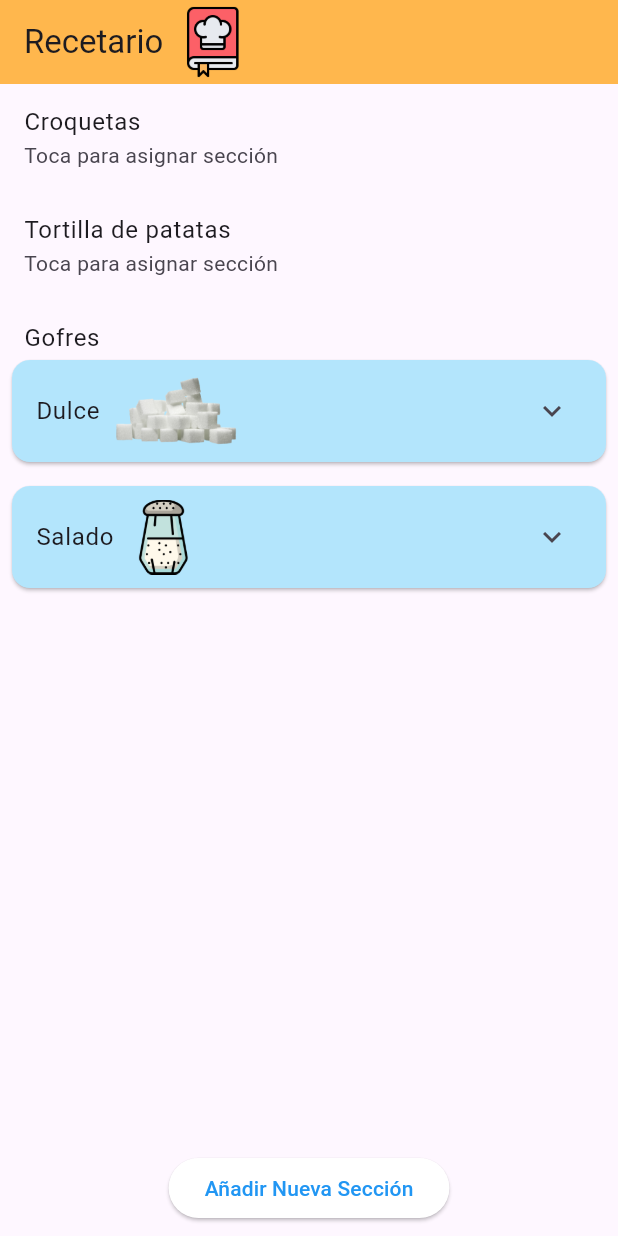
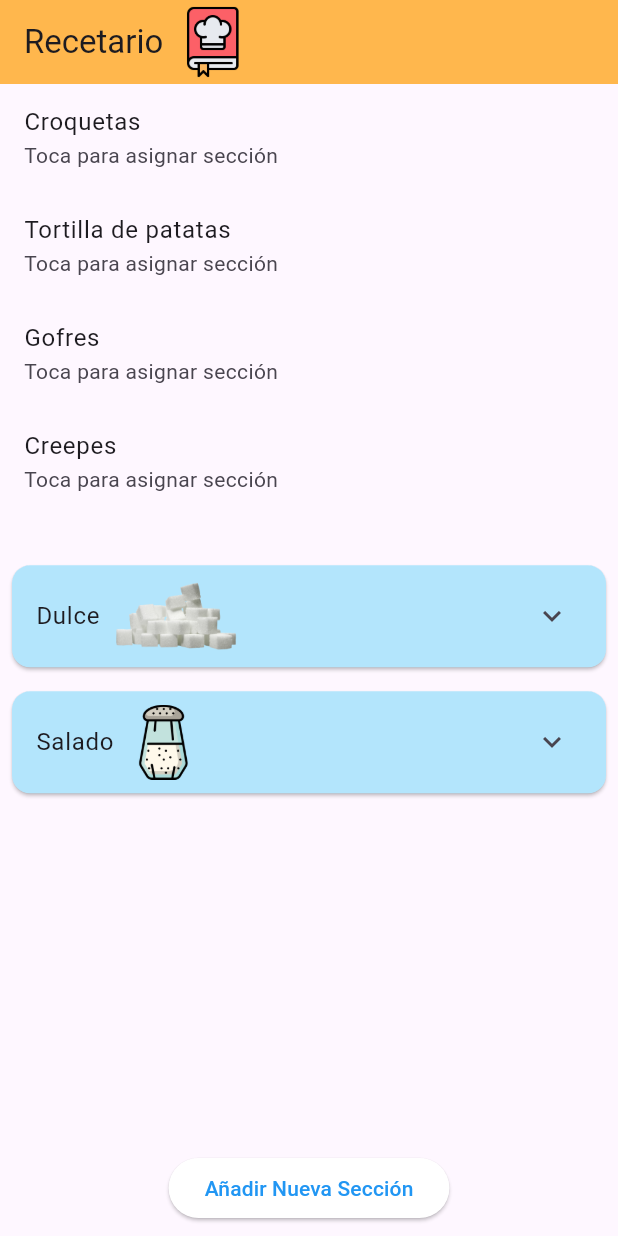
Before and after one commit to lorenax55/DS-pracs, a Flutter app: the screen it shows after launch, on a phone screen of 412 x 824 dp. Run offline on Flutter 3.47's test engine with Material 3 defaults, Android fonts, the light colour scheme and no system bars; generated files the repository leaves out were written again.

Commit message:
mejorada la visualización

```diff
--- a/practica2flutter/lib/main.dart
+++ b/practica2flutter/lib/main.dart
@@ -73,11 +73,11 @@ class _RecetasHomeState extends State<RecetasHome> {
         body: Column(
           children: [
             Expanded(
-              flex: 1,
+              flex: 4,
               child: construirSelectorRecetas(),
             ),
             Expanded(
-              flex: 3,
+              flex: 5,
               child: mostrarSecciones(),
             ),
             Padding(
```
